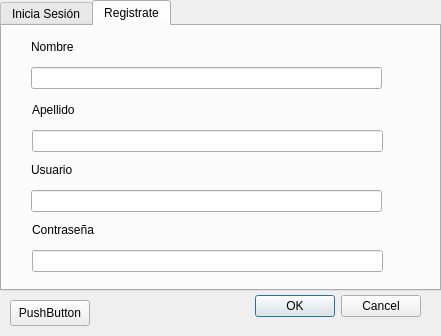
Above: dialog.ui from pabloflores465/Proyecto-Informatica-3 before the change. Below: the same form after it.
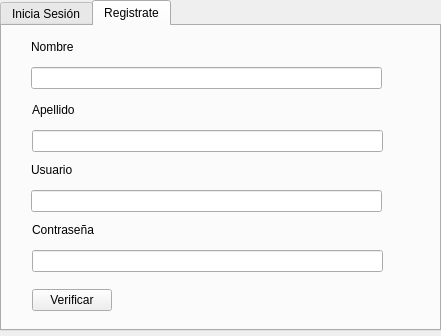
That is the form after the change. The open tabs and pages were chosen to show the change.

Patch:
```diff
--- a/dialog.ui
+++ b/dialog.ui
@@ -13,39 +13,23 @@
   <property name="windowTitle">
    <string>Dialog</string>
   </property>
-  <widget class="QDialogButtonBox" name="confirmarBB">
-   <property name="geometry">
-    <rect>
-     <x>80</x>
-     <y>290</y>
-     <width>341</width>
-     <height>32</height>
-    </rect>
-   </property>
-   <property name="orientation">
-    <enum>Qt::Horizontal</enum>
-   </property>
-   <property name="standardButtons">
-    <set>QDialogButtonBox::Cancel|QDialogButtonBox::Ok</set>
-   </property>
-  </widget>
   <widget class="QTabWidget" name="tabWidget_2">
    <property name="geometry">
     <rect>
      <x>0</x>
      <y>0</y>
      <width>441</width>
-     <height>291</height>
+     <height>331</height>
     </rect>
    </property>
    <property name="currentIndex">
-    <number>0</number>
+    <number>1</number>
    </property>
    <widget class="QWidget" name="tab_6">
     <attribute name="title">
      <string>Inicia Sesión</string>
     </attribute>
-    <widget class="QWidget" name="">
+    <widget class="QWidget" name="layoutWidget">
      <property name="geometry">
       <rect>
        <x>40</x>
@@ -88,7 +72,7 @@
       </item>
      </layout>
     </widget>
-    <widget class="QWidget" name="">
+    <widget class="QWidget" name="layoutWidget">
      <property name="geometry">
       <rect>
        <x>40</x>
@@ -131,12 +115,44 @@
       </item>
      </layout>
     </widget>
+    <widget class="QWidget" name="layoutWidget">
+     <property name="geometry">
+      <rect>
+       <x>40</x>
+       <y>200</y>
+       <width>361</width>
+       <height>28</height>
+      </rect>
+     </property>
+     <layout class="QHBoxLayout" name="horizontalLayout_8">
+      <item>
+       <widget class="QPushButton" name="verificarButton">
+        <property name="text">
+         <string>Verificar</string>
+        </property>
+       </widget>
+      </item>
+      <item>
+       <spacer name="horizontalSpacer_8">
+        <property name="orientation">
+         <enum>Qt::Horizontal</enum>
+        </property>
+        <property name="sizeHint" stdset="0">
+         <size>
+          <width>40</width>
+          <height>20</height>
+         </size>
+        </property>
+       </spacer>
+      </item>
+     </layout>
+    </widget>
    </widget>
    <widget class="QWidget" name="tab_7">
     <attribute name="title">
      <string>Registrate</string>
     </attribute>
-    <widget class="QWidget" name="">
+    <widget class="QWidget" name="layoutWidget">
      <property name="geometry">
       <rect>
        <x>29</x>
@@ -179,7 +195,7 @@
       </item>
      </layout>
     </widget>
-    <widget class="QWidget" name="">
+    <widget class="QWidget" name="layoutWidget">
      <property name="geometry">
       <rect>
        <x>30</x>
@@ -214,15 +230,15 @@
        </layout>
       </item>
       <item>
-       <widget class="QLineEdit" name="lineEdit_5">
+       <widget class="QLineEdit" name="apellidoLEdit">
         <property name="echoMode">
-         <enum>QLineEdit::Password</enum>
+         <enum>QLineEdit::Normal</enum>
         </property>
        </widget>
       </item>
      </layout>
     </widget>
-    <widget class="QWidget" name="">
+    <widget class="QWidget" name="layoutWidget">
      <property name="geometry">
       <rect>
        <x>29</x>
@@ -257,15 +273,15 @@
        </layout>
       </item>
       <item>
-       <widget class="QLineEdit" name="lineEdit_4">
+       <widget class="QLineEdit" name="setUsuarioLEdit">
         <property name="echoMode">
-         <enum>QLineEdit::Password</enum>
+         <enum>QLineEdit::Normal</enum>
         </property>
        </widget>
       </item>
      </layout>
     </widget>
-    <widget class="QWidget" name="">
+    <widget class="QWidget" name="layoutWidget">
      <property name="geometry">
       <rect>
        <x>30</x>
@@ -300,7 +316,7 @@
        </layout>
       </item>
       <item>
-       <widget class="QLineEdit" name="lineEdit_3">
+       <widget class="QLineEdit" name="setContraLEdit">
         <property name="echoMode">
          <enum>QLineEdit::Password</enum>
         </property>
@@ -308,21 +324,40 @@
       </item>
      </layout>
     </widget>
+    <widget class="QWidget" name="layoutWidget">
+     <property name="geometry">
+      <rect>
+       <x>30</x>
+       <y>260</y>
+       <width>351</width>
+       <height>28</height>
+      </rect>
+     </property>
+     <layout class="QHBoxLayout" name="horizontalLayout_7">
+      <item>
+       <widget class="QPushButton" name="verificarButton2">
+        <property name="text">
+         <string>Verificar</string>
+        </property>
+       </widget>
+      </item>
+      <item>
+       <spacer name="horizontalSpacer_7">
+        <property name="orientation">
+         <enum>Qt::Horizontal</enum>
+        </property>
+        <property name="sizeHint" stdset="0">
+         <size>
+          <width>40</width>
+          <height>20</height>
+         </size>
+        </property>
+       </spacer>
+      </item>
+     </layout>
+    </widget>
    </widget>
   </widget>
-  <widget class="QPushButton" name="confirmarBBox">
-   <property name="geometry">
-    <rect>
-     <x>10</x>
-     <y>300</y>
-     <width>80</width>
-     <height>26</height>
-    </rect>
-   </property>
-   <property name="text">
-    <string>PushButton</string>
-   </property>
-  </widget>
  </widget>
  <resources/>
  <connections>
```
Left out of the diff: 35 changed lines with no effect on the pictures.
